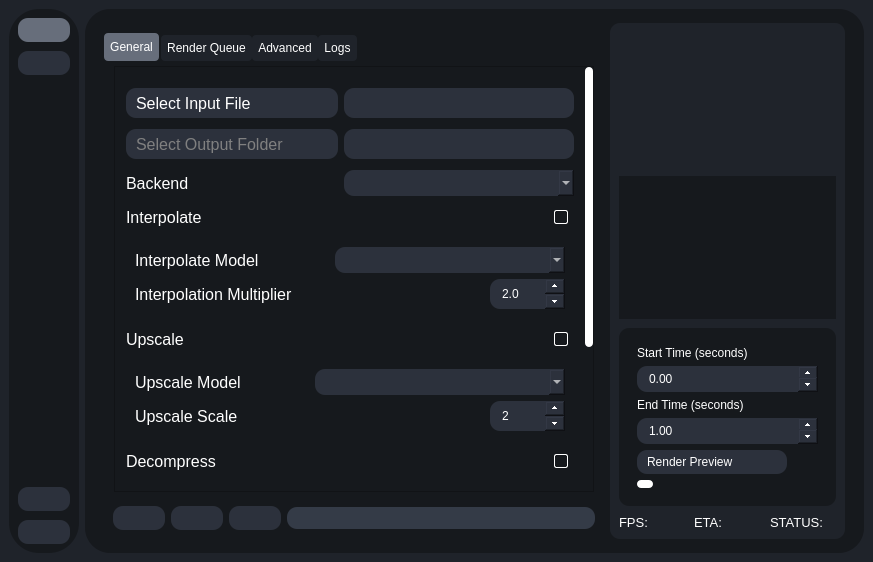
The window that testRVEInterface.ui (gokulmc/enhance_crop) describes before a commit, drawn with Qt 5.
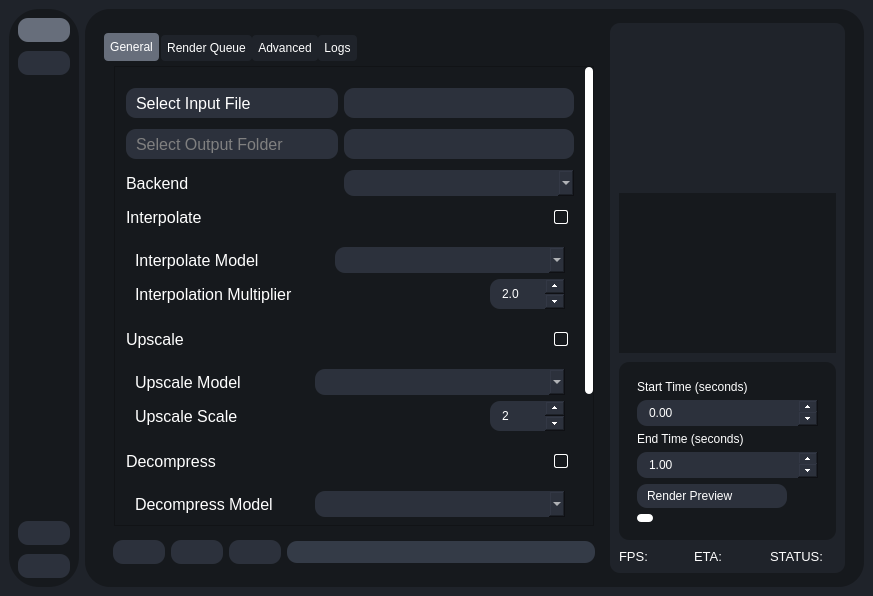
The same window after the commit. Icons and pictures are not drawn.

Commit message: add gmfss in tensorrt options so upscaling works with it

```diff
--- a/testRVEInterface.ui
+++ b/testRVEInterface.ui
@@ -1071,6 +1071,11 @@
                                   <height>16777215</height>
                                  </size>
                                 </property>
+                                <property name="font">
+                                 <font>
+                                  <pointsize>12</pointsize>
+                                 </font>
+                                </property>
                                 <property name="verticalScrollBarPolicy">
                                  <enum>Qt::ScrollBarPolicy::ScrollBarAsNeeded</enum>
                                 </property>
@@ -1085,7 +1090,7 @@
                                   <rect>
                                    <x>0</x>
                                    <y>0</y>
-                                   <width>370</width>
+                                   <width>470</width>
                                    <height>668</height>
                                   </rect>
                                  </property>
```
Left out of the diff: 8 changed lines with no effect on the pictures. The commit also changes 1 other file.
